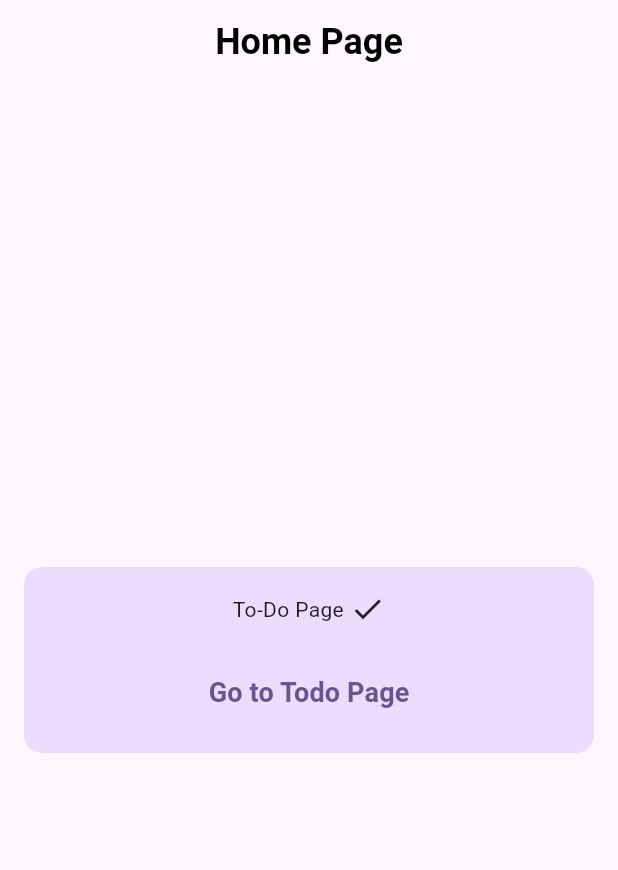
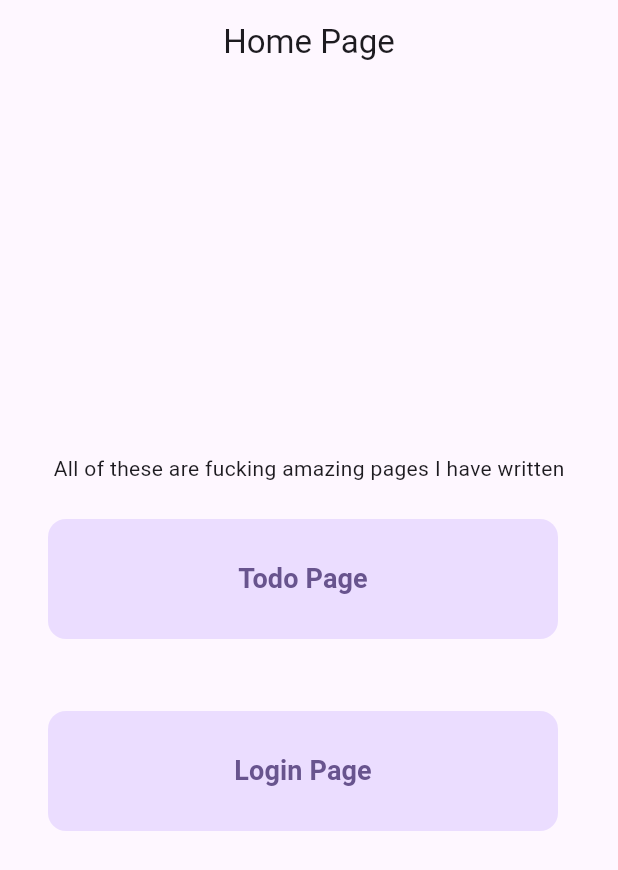
Before and after one commit to VastSea0/helo_app, a Flutter app: the screen it shows after launch, on a phone screen of 412 x 824 dp. Shown: the top 870 px of the screen. Run offline on Flutter 3.47's test engine with Material 3 defaults, Android fonts, the phone set to English and light mode, and no system bars; our stand-ins replace localstorage.

Commit message:
Refactor main.dart to include dynamic navigation and enhance UI
- Added a new LoginPage to the navigation structure.
- Introduced a list of pages in MyHomePage for dynamic navigation.
- Simplified the UI in main.dart by replacing static buttons with a ListTile for each page.
- Minor formatting adjustments in TodoPage for improved readability.

```diff
--- a/lib/main.dart
+++ b/lib/main.dart
@@ -1,5 +1,7 @@
 import 'package:flutter/material.dart';
+import 'package:helo_app/pages/login.dart';
 import 'pages/todo.dart';
+import 'models/page_card_models.dart';
 
 void main() {
   WidgetsFlutterBinding.ensureInitialized();
@@ -26,6 +28,11 @@ class MyHomePage extends StatefulWidget {
   const MyHomePage({super.key, required this.title});
   final String title;
 
+  static final List<Pages> pages = [
+    Pages(name: "Todo Page", func: () => TodoPage(title: 'Todo Page')),
+    Pages(name: "Login Page", func: () => LoginPage(title: 'Login Page')),
+  ];
+
   @override
   State<MyHomePage> createState() => _MyHomePageState();
 }
@@ -35,19 +42,19 @@ class _MyHomePageState extends State<MyHomePage> {
   Widget build(BuildContext context) {
     return Scaffold(
       appBar: AppBar(
-        title: Text("Home Page",
-            style: TextStyle(
-              color: Colors.black,
-              fontSize: 24,
-              fontWeight: FontWeight.bold,
-            )),
+        title: Text("Home Page"),
         centerTitle: true,
       ),
       body: Center(
         child: Column(
             mainAxisAlignment: MainAxisAlignment.center,
             children: <Widget>[
-            Container(
+              Text("All of these are fucking amazing pages I have written"),
+              Column(
+                children: List.generate(
+                  MyHomePage.pages.length,
+                  (index) => ListTile(
+                    title: Container(
                       decoration: BoxDecoration(
                         color: Theme.of(context).colorScheme.primaryContainer,
                         borderRadius: BorderRadius.circular(12),
@@ -56,40 +63,34 @@ class _MyHomePageState extends State<MyHomePage> {
                       padding: EdgeInsets.all(16),
                       child: Center(
                         child: Column(
-                  mainAxisAlignment: MainAxisAlignment
-                      .center, // Optional, to center the content vertically
-                  children: <Widget>[
-                    Row(
                           mainAxisAlignment: MainAxisAlignment.center,
-                      children: <Widget>[
-                        const Text('To-Do Page '),
-                        const Icon(Icons.check),
-                      ],
-                    ),
-                    const SizedBox(height: 20),
+                          children: [
                             TextButton(
                               onPressed: () {
                                 Navigator.push(
                                   context,
                                   MaterialPageRoute(
                                       builder: (context) =>
-                                  const TodoPage(title: 'Todo Page')),
+                                          MyHomePage.pages[index].func()),
                                 );
                               },
-                      child: const Text(
-                        'Go to Todo Page',
+                              child: Text(
+                                MyHomePage.pages[index].name ?? 'No Name',
                                 style: TextStyle(
+                                    fontWeight: FontWeight.bold,
                                     fontSize: 18,
-                          fontWeight: FontWeight.bold,
-                        ),
+                                    color:
+                                        Theme.of(context).colorScheme.primary),
                               ),
                             ),
                           ],
                         ),
                       ),
-            )
-          ],
                     ),
+                  ),
+                ),
+              ),
+            ]),
       ),
     );
   }
--- /dev/null
+++ b/lib/models/page_card_models.dart
@@ -0,0 +1,8 @@
+import 'package:flutter/material.dart';
+
+class Pages {
+  final String? name;
+  final Widget Function() func;
+
+  Pages({this.name, required this.func});
+}
--- /dev/null
+++ b/lib/pages/login.dart
@@ -0,0 +1,21 @@
+import 'package:flutter/material.dart';
+
+class LoginPage extends StatefulWidget {
+  const LoginPage({super.key, required this.title});
+  final String title;
+  @override
+  State<LoginPage> createState() => _LoginPageState();
+}
+
+class _LoginPageState extends State<LoginPage> {
+
+
+  @override
+  Widget build(BuildContext context) {
+    return Scaffold(
+      appBar: AppBar(
+        title: Text('Login to App'),
+      ),
+    );
+  }
+}
--- a/lib/pages/todo.dart
+++ b/lib/pages/todo.dart
@@ -12,7 +12,7 @@ class TodoPage extends StatefulWidget {
 class _TodoPageState extends State<TodoPage> {
   final TextEditingController _controller = TextEditingController();
   List<dynamic> list = [];
-  final storage =  LocalStorage('todo_app.json');
+  final storage = LocalStorage('todo_app.json');
   bool initialized = false;
 
   @override
@@ -24,9 +24,10 @@ class _TodoPageState extends State<TodoPage> {
   void _loadList() async {
     await storage.ready;
     setState(() {
-      list = storage.getItem('todos') ?? [
-        "Helo!",
-      ];
+      list = storage.getItem('todos') ??
+          [
+            "Helo!",
+          ];
       initialized = true;
     });
   }
@@ -87,6 +88,9 @@ class _TodoPageState extends State<TodoPage> {
                       border: OutlineInputBorder(),
                       labelText: 'Enter item',
                     ),
+                    onSubmitted: (String value) {
+                      _incrementCounter();
+                    },
                   ),
                 ),
               ],
```
Lines whose indentation alone changed are shown as unchanged.
